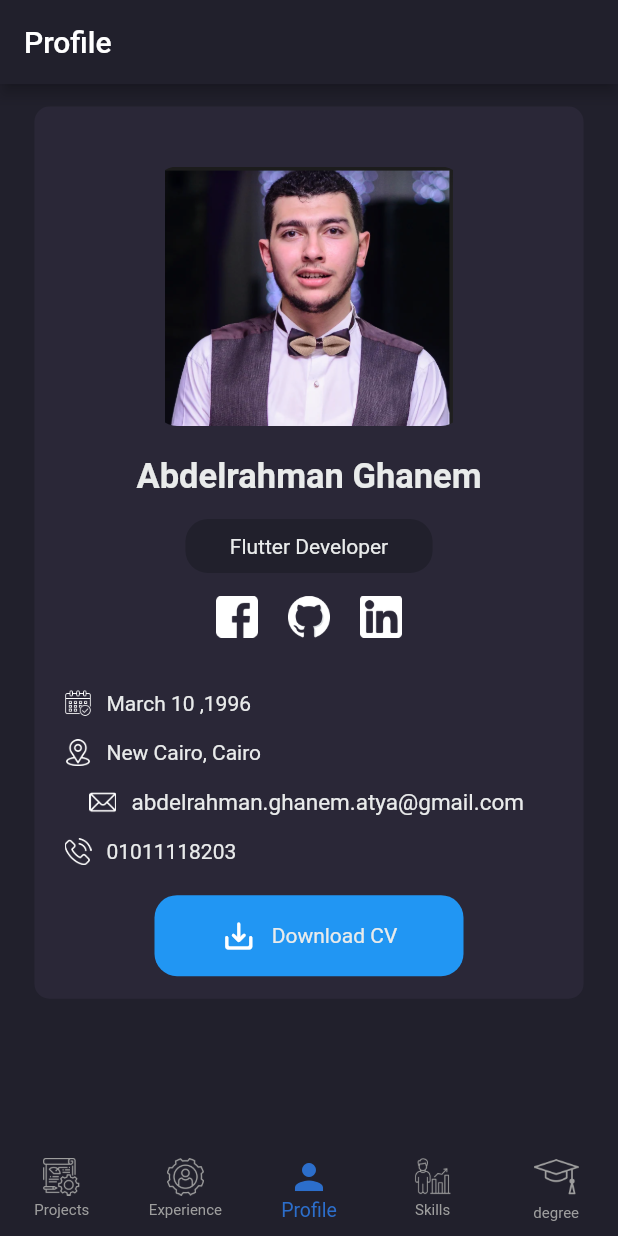
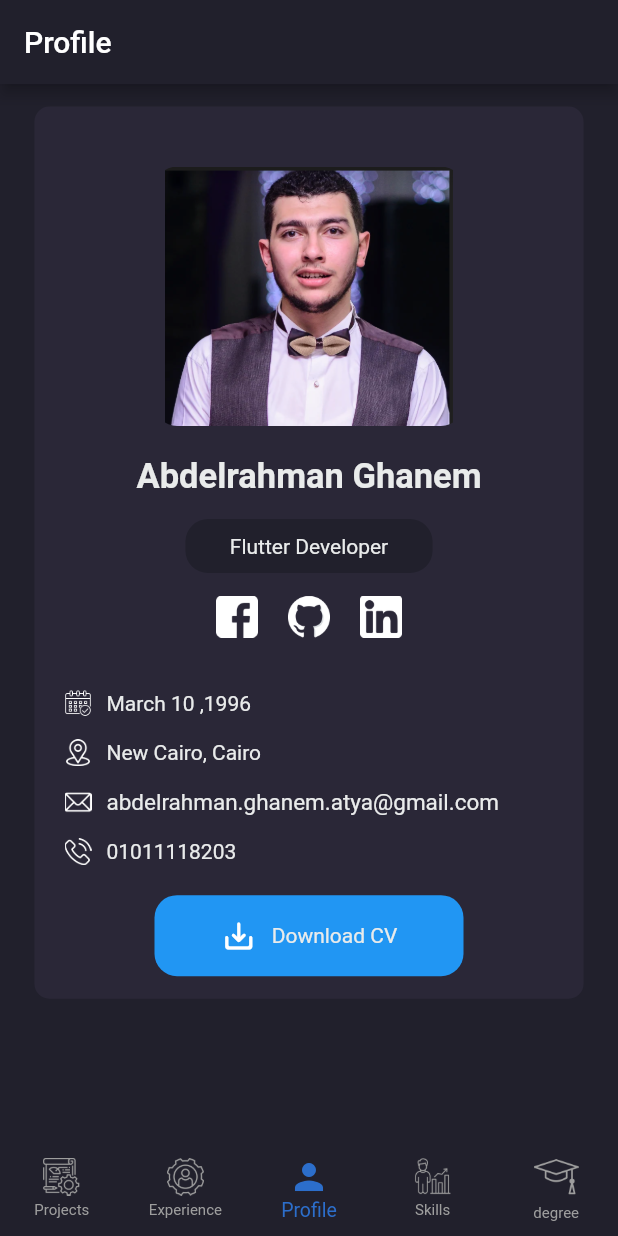
Before and after one commit to abdelrahmanghanem/cv, a Flutter app: the screen it shows after launch, on a phone screen of 412 x 824 dp. Run offline on Flutter 3.47's test engine with Material 2 defaults, Android fonts, the phone set to English and light mode, and no system bars; our stand-ins replace carousel_slider, percent_indicator.

Commit message:
last update

```diff
--- a/lib/BottomBar/profile.dart
+++ b/lib/BottomBar/profile.dart
@@ -100,6 +100,10 @@ class _ProfilePageState extends State<ProfilePage> {
                         ),
                       ),
                       SizedBox(height: height*0.03,),
+                      Column(
+                        crossAxisAlignment: CrossAxisAlignment.start,
+
+                        children: [
                           Container(
                             margin: EdgeInsets.only(left: 20,top: 10),
                             decoration:  BoxDecoration(
@@ -137,12 +141,12 @@ class _ProfilePageState extends State<ProfilePage> {
                             ),
                           ),
                           Container(
-                        margin: EdgeInsets.only(top: 15),
+                            margin: EdgeInsets.only(left: 20,top: 15),
+
                             decoration:  BoxDecoration(
                               borderRadius: BorderRadius.circular(15),
                             ),
                             child: Row(
-                          mainAxisAlignment: MainAxisAlignment.center,
                               children: [
                                 Container(
                                   width: 18,
@@ -174,6 +178,9 @@ class _ProfilePageState extends State<ProfilePage> {
                               ],
                             ),
                           ),
+                        ],
+                      )
+
                     ],
                   ),
                 ),
--- a/pubspec.yaml
+++ b/pubspec.yaml
@@ -15,7 +15,7 @@ publish_to: 'none' # Remove this line if you wish to publish to pub.dev
 # In iOS, build-name is used as CFBundleShortVersionString while build-number used as CFBundleVersion.
 # Read more about iOS versioning at
 # https://developer.apple.com/library/archive/documentation/General/Reference/InfoPlistKeyReference/Articles/CoreFoundationKeys.html
-version: 1.0.0+1
+version: 1.0.3+3
 
 environment:
   sdk: ">=2.7.0 <3.0.0"
```
Also changed, not shown: 12 other files. Lines whose indentation alone changed are shown as unchanged.
